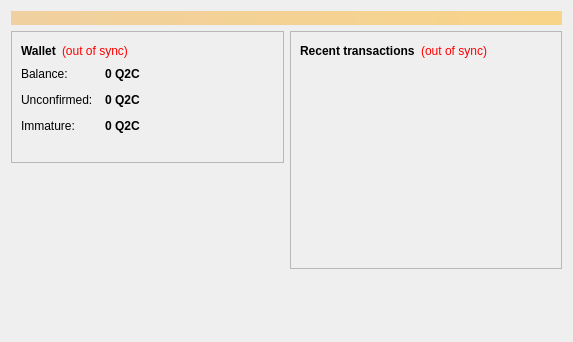
Before: the Qt Designer form src/qt/forms/overviewpage.ui in qubitcoin/QubitCoin, drawn with Qt 5.
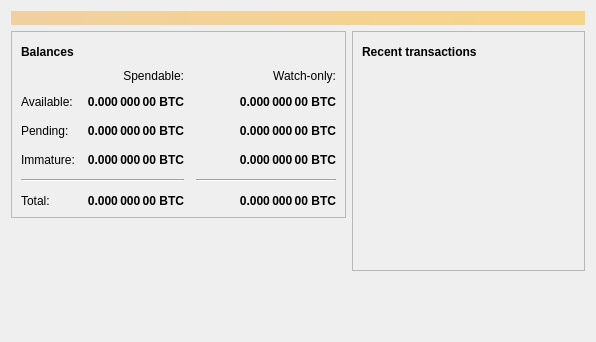
After: the same form once the commit is applied. Icons and pictures are not drawn.

The edit to the form file:
```diff
--- a/src/qt/forms/overviewpage.ui
+++ b/src/qt/forms/overviewpage.ui
@@ -6,7 +6,7 @@
    <rect>
     <x>0</x>
     <y>0</y>
-    <width>573</width>
+    <width>596</width>
     <height>342</height>
    </rect>
   </property>
@@ -54,27 +54,197 @@
                </font>
               </property>
               <property name="text">
-               <string>Wallet</string>
+               <string>Balances</string>
               </property>
              </widget>
             </item>
             <item>
-             <widget class="QLabel" name="labelWalletStatus">
+             <widget class="QPushButton" name="labelWalletStatus">
+              <property name="enabled">
+               <bool>false</bool>
+              </property>
+              <property name="maximumSize">
+               <size>
+                <width>30</width>
+                <height>16777215</height>
+               </size>
+              </property>
               <property name="toolTip">
-               <string>&lt;html&gt;&lt;head/&gt;&lt;body&gt;&lt;p&gt;The displayed information may be out of date. Your wallet automatically synchronizes with the QubitCoin network after a connection is established, but this process has not completed yet.&lt;/p&gt;&lt;/body&gt;&lt;/html&gt;</string>
+               <string>The displayed information may be out of date. Your wallet automatically synchronizes with the Qubitcoin network after a connection is established, but this process has not completed yet.</string>
               </property>
-              <property name="styleSheet">
-               <string notr="true">QLabel { color: red; }</string>
+              <property name="text">
+               <string/>
               </property>
+              <property name="icon">
+               <iconset resource="../bitcoin.qrc">
+                <normaloff>:/icons/warning</normaloff>
+                <disabledoff>:/icons/warning</disabledoff>:/icons/warning</iconset>
+              </property>
+              <property name="iconSize">
+               <size>
+                <width>24</width>
+                <height>24</height>
+               </size>
+              </property>
+              <property name="flat">
+               <bool>true</bool>
+              </property>
+             </widget>
+            </item>
+            <item>
+             <spacer name="horizontalSpacer_3">
+              <property name="orientation">
+               <enum>Qt::Horizontal</enum>
+              </property>
+              <property name="sizeHint" stdset="0">
+               <size>
+                <width>40</width>
+                <height>20</height>
+               </size>
+              </property>
+             </spacer>
+            </item>
+           </layout>
+          </item>
+          <item>
+           <layout class="QGridLayout" name="gridLayout">
+            <property name="spacing">
+             <number>12</number>
+            </property>
+            <item row="2" column="2">
+             <widget class="QLabel" name="labelWatchPending">
+              <property name="font">
+               <font>
+                <weight>75</weight>
+                <bold>true</bold>
+               </font>
+              </property>
+              <property name="cursor">
+               <cursorShape>IBeamCursor</cursorShape>
+              </property>
+              <property name="toolTip">
+               <string>Unconfirmed transactions to watch-only addresses</string>
+              </property>
               <property name="text">
-               <string notr="true">(out of sync)</string>
+               <string notr="true">0.000 000 00 BTC</string>
               </property>
               <property name="alignment">
-               <set>Qt::AlignLeading|Qt::AlignLeft|Qt::AlignVCenter</set>
+               <set>Qt::AlignRight|Qt::AlignTrailing|Qt::AlignVCenter</set>
               </property>
+              <property name="textInteractionFlags">
+               <set>Qt::LinksAccessibleByMouse|Qt::TextSelectableByKeyboard|Qt::TextSelectableByMouse</set>
+              </property>
              </widget>
             </item>
-            <item>
+            <item row="2" column="1">
+             <widget class="QLabel" name="labelUnconfirmed">
+              <property name="font">
+               <font>
+                <weight>75</weight>
+                <bold>true</bold>
+               </font>
+              </property>
+              <property name="cursor">
+               <cursorShape>IBeamCursor</cursorShape>
+              </property>
+              <property name="toolTip">
+               <string>Total of transactions that have yet to be confirmed, and do not yet count toward the spendable balance</string>
+              </property>
+              <property name="text">
+               <string notr="true">0.000 000 00 BTC</string>
+              </property>
+              <property name="alignment">
+               <set>Qt::AlignRight|Qt::AlignTrailing|Qt::AlignVCenter</set>
+              </property>
+              <property name="textInteractionFlags">
+               <set>Qt::LinksAccessibleByMouse|Qt::TextSelectableByKeyboard|Qt::TextSelectableByMouse</set>
+              </property>
+             </widget>
+            </item>
+            <item row="3" column="2">
+             <widget class="QLabel" name="labelWatchImmature">
+              <property name="font">
+               <font>
+                <weight>75</weight>
+                <bold>true</bold>
+               </font>
+              </property>
+              <property name="cursor">
+               <cursorShape>IBeamCursor</cursorShape>
+              </property>
+              <property name="toolTip">
+               <string>Mined balance in watch-only addresses that has not yet matured</string>
+              </property>
+              <property name="text">
+               <string notr="true">0.000 000 00 BTC</string>
+              </property>
+              <property name="alignment">
+               <set>Qt::AlignRight|Qt::AlignTrailing|Qt::AlignVCenter</set>
+              </property>
+              <property name="textInteractionFlags">
+               <set>Qt::LinksAccessibleByMouse|Qt::TextSelectableByKeyboard|Qt::TextSelectableByMouse</set>
+              </property>
+             </widget>
+            </item>
+            <item row="4" column="0" colspan="2">
+             <widget class="Line" name="line">
+              <property name="orientation">
+               <enum>Qt::Horizontal</enum>
+              </property>
+             </widget>
+            </item>
+            <item row="4" column="2">
+             <widget class="Line" name="lineWatchBalance">
+              <property name="sizePolicy">
+               <sizepolicy hsizetype="Preferred" vsizetype="Fixed">
+                <horstretch>0</horstretch>
+                <verstretch>0</verstretch>
+               </sizepolicy>
+              </property>
+              <property name="minimumSize">
+               <size>
+                <width>140</width>
+                <height>0</height>
+               </size>
+              </property>
+              <property name="orientation">
+               <enum>Qt::Horizontal</enum>
+              </property>
+             </widget>
+            </item>
+            <item row="5" column="0">
+             <widget class="QLabel" name="labelTotalText">
+              <property name="text">
+               <string>Total:</string>
+              </property>
+             </widget>
+            </item>
+            <item row="3" column="1">
+             <widget class="QLabel" name="labelImmature">
+              <property name="font">
+               <font>
+                <weight>75</weight>
+                <bold>true</bold>
+               </font>
+              </property>
+              <property name="cursor">
+               <cursorShape>IBeamCursor</cursorShape>
+              </property>
+              <property name="toolTip">
+               <string>Mined balance that has not yet matured</string>
+              </property>
+              <property name="text">
+               <string notr="true">0.000 000 00 BTC</string>
+              </property>
+              <property name="alignment">
+               <set>Qt::AlignRight|Qt::AlignTrailing|Qt::AlignVCenter</set>
+              </property>
+              <property name="textInteractionFlags">
+               <set>Qt::LinksAccessibleByMouse|Qt::TextSelectableByKeyboard|Qt::TextSelectableByMouse</set>
+              </property>
+             </widget>
+            </item>
+            <item row="2" column="3">
              <spacer name="horizontalSpacer_2">
               <property name="orientation">
                <enum>Qt::Horizontal</enum>
@@ -87,28 +257,15 @@
               </property>
              </spacer>
             </item>
-           </layout>
-          </item>
-          <item>
-           <layout class="QFormLayout" name="formLayout_2">
-            <property name="fieldGrowthPolicy">
-             <enum>QFormLayout::AllNonFixedFieldsGrow</enum>
-            </property>
-            <property name="horizontalSpacing">
-             <number>12</number>
-            </property>
-            <property name="verticalSpacing">
-             <number>12</number>
-            </property>
-            <item row="0" column="0">
-             <widget class="QLabel" name="label">
+            <item row="3" column="0">
+             <widget class="QLabel" name="labelImmatureText">
               <property name="text">
-               <string>Balance:</string>
+               <string>Immature:</string>
               </property>
              </widget>
             </item>
-            <item row="0" column="1">
-             <widget class="QLabel" name="labelBalance">
+            <item row="5" column="1">
+             <widget class="QLabel" name="labelTotal">
               <property name="font">
                <font>
                 <weight>75</weight>
@@ -119,25 +276,63 @@
                <cursorShape>IBeamCursor</cursorShape>
               </property>
               <property name="toolTip">
-               <string>Your current balance</string>
+               <string>Your current total balance</string>
               </property>
               <property name="text">
-               <string notr="true">0 Q2C</string>
+               <string notr="true">0.000 000 00 BTC</string>
               </property>
+              <property name="alignment">
+               <set>Qt::AlignRight|Qt::AlignTrailing|Qt::AlignVCenter</set>
+              </property>
               <property name="textInteractionFlags">
                <set>Qt::LinksAccessibleByMouse|Qt::TextSelectableByKeyboard|Qt::TextSelectableByMouse</set>
               </property>
              </widget>
             </item>
+            <item row="5" column="2">
+             <widget class="QLabel" name="labelWatchTotal">
+              <property name="font">
+               <font>
+                <weight>75</weight>
+                <bold>true</bold>
+               </font>
+              </property>
+              <property name="cursor">
+               <cursorShape>IBeamCursor</cursorShape>
+              </property>
+              <property name="toolTip">
+               <string>Current total balance in watch-only addresses</string>
+              </property>
+              <property name="text">
+               <string notr="true">0.000 000 00 BTC</string>
+              </property>
+              <property name="alignment">
+               <set>Qt::AlignRight|Qt::AlignTrailing|Qt::AlignVCenter</set>
+              </property>
+              <property name="textInteractionFlags">
+               <set>Qt::LinksAccessibleByMouse|Qt::TextSelectableByKeyboard|Qt::TextSelectableByMouse</set>
+              </property>
+             </widget>
+            </item>
+            <item row="0" column="2">
+             <widget class="QLabel" name="labelWatchonly">
+              <property name="text">
+               <string>Watch-only:</string>
+              </property>
+              <property name="alignment">
+               <set>Qt::AlignRight|Qt::AlignTrailing|Qt::AlignVCenter</set>
+              </property>
+             </widget>
+            </item>
             <item row="1" column="0">
-             <widget class="QLabel" name="label_3">
+             <widget class="QLabel" name="labelBalanceText">
               <property name="text">
-               <string>Unconfirmed:</string>
+               <string>Available:</string>
               </property>
              </widget>
             </item>
             <item row="1" column="1">
-             <widget class="QLabel" name="labelUnconfirmed">
+             <widget class="QLabel" name="labelBalance">
               <property name="font">
                <font>
                 <weight>75</weight>
@@ -148,10 +343,38 @@
                <cursorShape>IBeamCursor</cursorShape>
               </property>
               <property name="toolTip">
-               <string>Total of transactions that have yet to be confirmed, and do not yet count toward the current balance</string>
+               <string>Your current spendable balance</string>
               </property>
               <property name="text">
-               <string notr="true">0 Q2C</string>
+               <string notr="true">0.000 000 00 BTC</string>
+              </property>
+              <property name="alignment">
+               <set>Qt::AlignRight|Qt::AlignTrailing|Qt::AlignVCenter</set>
+              </property>
+              <property name="textInteractionFlags">
+               <set>Qt::LinksAccessibleByMouse|Qt::TextSelectableByKeyboard|Qt::TextSelectableByMouse</set>
+              </property>
+             </widget>
+            </item>
+            <item row="1" column="2">
+             <widget class="QLabel" name="labelWatchAvailable">
+              <property name="font">
+               <font>
+                <weight>75</weight>
+                <bold>true</bold>
+               </font>
+              </property>
+              <property name="cursor">
+               <cursorShape>IBeamCursor</cursorShape>
+              </property>
+              <property name="toolTip">
+               <string>Your current balance in watch-only addresses</string>
+              </property>
+              <property name="text">
+               <string notr="true">0.000 000 00 BTC</string>
+              </property>
+              <property name="alignment">
+               <set>Qt::AlignRight|Qt::AlignTrailing|Qt::AlignVCenter</set>
               </property>
               <property name="textInteractionFlags">
                <set>Qt::LinksAccessibleByMouse|Qt::TextSelectableByKeyboard|Qt::TextSelectableByMouse</set>
@@ -159,52 +382,24 @@
              </widget>
             </item>
             <item row="2" column="0">
-             <widget class="QLabel" name="labelImmatureText">
+             <widget class="QLabel" name="labelPendingText">
               <property name="text">
-               <string>Immature:</string>
+               <string>Pending:</string>
               </property>
              </widget>
             </item>
-            <item row="2" column="1">
-             <widget class="QLabel" name="labelImmature">
-              <property name="font">
-               <font>
-                <weight>75</weight>
-                <bold>true</bold>
-               </font>
-              </property>
-              <property name="toolTip">
-               <string>Mined balance that has not yet matured</string>
-              </property>
+            <item row="0" column="1">
+             <widget class="QLabel" name="labelSpendable">
               <property name="text">
-               <string notr="true">0 Q2C</string>
+               <string>Spendable:</string>
               </property>
-              <property name="textInteractionFlags">
-               <set>Qt::LinksAccessibleByMouse|Qt::TextSelectableByKeyboard|Qt::TextSelectableByMouse</set>
+              <property name="alignment">
+               <set>Qt::AlignRight|Qt::AlignTrailing|Qt::AlignVCenter</set>
               </property>
              </widget>
             </item>
            </layout>
           </item>
-          <item>
-           <widget class="QLabel" name="label_wallet_bgcoin">
-            <property name="text">
-             <string/>
-            </property>
-            <property name="pixmap">
-             <pixmap resource="../bitcoin.qrc">:/images/wallet_bgcoin</pixmap>
-            </property>
-            <property name="scaledContents">
-             <bool>false</bool>
-            </property>
-            <property name="alignment">
-             <set>Qt::AlignCenter</set>
-            </property>
-            <property name="margin">
-             <number>-2</number>
-            </property>
-           </widget>
-          </item>
          </layout>
         </widget>
        </item>
@@ -238,24 +433,47 @@
            <layout class="QHBoxLayout" name="horizontalLayout_2">
             <item>
              <widget class="QLabel" name="label_4">
+              <property name="font">
+               <font>
+                <weight>75</weight>
+                <bold>true</bold>
+               </font>
+              </property>
               <property name="text">
-               <string>&lt;b&gt;Recent transactions&lt;/b&gt;</string>
+               <string>Recent transactions</string>
               </property>
              </widget>
             </item>
             <item>
-             <widget class="QLabel" name="labelTransactionsStatus">
+             <widget class="QPushButton" name="labelTransactionsStatus">
+              <property name="enabled">
+               <bool>false</bool>
+              </property>
+              <property name="maximumSize">
+               <size>
+                <width>30</width>
+                <height>16777215</height>
+               </size>
+              </property>
               <property name="toolTip">
-               <string>&lt;html&gt;&lt;head/&gt;&lt;body&gt;&lt;p&gt;The displayed information may be out of date. Your wallet automatically synchronizes with the QubitCoin network after a connection is established, but this process has not completed yet.&lt;/p&gt;&lt;/body&gt;&lt;/html&gt;</string>
-              </property>
-              <property name="styleSheet">
-               <string notr="true">QLabel { color: red; }</string>
+               <string>The displayed information may be out of date. Your wallet automatically synchronizes with the Qubitcoin network after a connection is established, but this process has not completed yet.</string>
               </property>
               <property name="text">
-               <string notr="true">(out of sync)</string>
+               <string/>
               </property>
-              <property name="alignment">
-               <set>Qt::AlignRight|Qt::AlignTrailing|Qt::AlignVCenter</set>
+              <property name="icon">
+               <iconset resource="../bitcoin.qrc">
+                <normaloff>:/icons/warning</normaloff>
+                <disabledoff>:/icons/warning</disabledoff>:/icons/warning</iconset>
+              </property>
+              <property name="iconSize">
+               <size>
+                <width>24</width>
+                <height>24</height>
+               </size>
+              </property>
+              <property name="flat">
+               <bool>true</bool>
               </property>
              </widget>
             </item>
```
